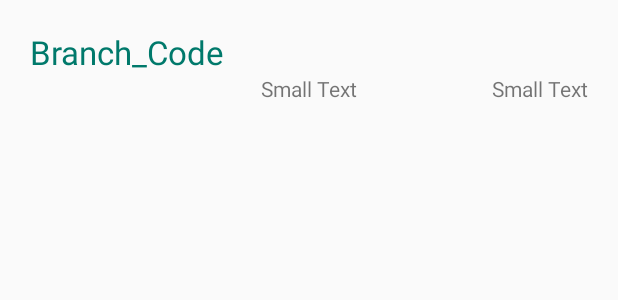
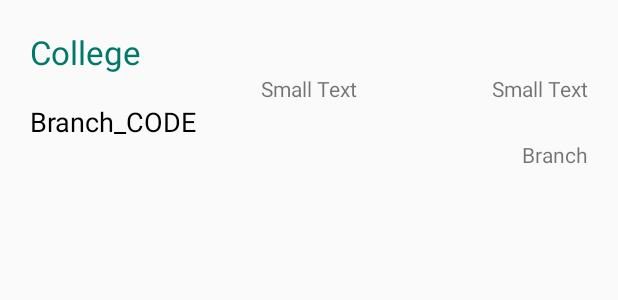
Before and after one commit to akshayaggarwal99/We_Counsel, an Android app: the layout college_list_item.xml on its own in the app's theme, with its tools: preview values and no code run, on a phone screen of 412 x 824 dp. Shown: the top 300 px of the screen. Run offline under Robolectric (Android 15) with nearby library versions, the phone set to English and light mode, and no system bars.

Commit message:
List View Corrected

```diff
--- a/app/src/main/res/layout/college_list_item.xml
+++ b/app/src/main/res/layout/college_list_item.xml
@@ -8,9 +8,9 @@
         android:layout_width="wrap_content"
         android:layout_height="wrap_content"
         android:textAppearance="?android:attr/textAppearanceLarge"
-        android:text="Branch_Code"
+        android:text="College"
         android:textColor="@color/primaryColorDark"
-        android:id="@+id/item_branch"
+        android:id="@+id/item_college"
         android:layout_alignParentTop="true"
         android:layout_alignParentLeft="true"
         android:layout_alignParentStart="true" />
@@ -21,7 +21,7 @@
         android:textAppearance="?android:attr/textAppearanceSmall"
         android:text="Small Text"
         android:id="@+id/item_open"
-        android:layout_below="@+id/item_branch"
+        android:layout_below="@+id/item_college"
         android:layout_centerHorizontal="true" />
 
     <TextView
@@ -34,4 +34,25 @@
         android:layout_alignParentRight="true"
         android:layout_alignParentEnd="true" />
 
+    <TextView
+        android:layout_width="wrap_content"
+        android:layout_height="wrap_content"
+        android:textAppearance="?android:attr/textAppearanceMedium"
+        android:text="Branch_CODE"
+        android:id="@+id/item_branch"
+        android:textColor="@android:color/black"
+        android:layout_below="@+id/item_open"
+        android:layout_alignParentLeft="true"
+        android:layout_alignParentStart="true" />
+
+    <TextView
+        android:layout_width="wrap_content"
+        android:layout_height="wrap_content"
+        android:textAppearance="?android:attr/textAppearanceSmall"
+        android:text="Branch"
+        android:id="@+id/item_branch_name"
+        android:layout_alignParentRight="true"
+        android:layout_alignParentEnd="true"
+        android:layout_below="@+id/item_branch" />
+
 </RelativeLayout>
```
Also changed, not shown: app/src/main/java/com/aka/wecounsel/DataBaseHelper.java (+10 -0 lines), app/src/main/java/com/aka/wecounsel/SubActivity.java (+41 -3 lines), app/src/main/res/layout/activity_main.xml (+21 -3 lines).
